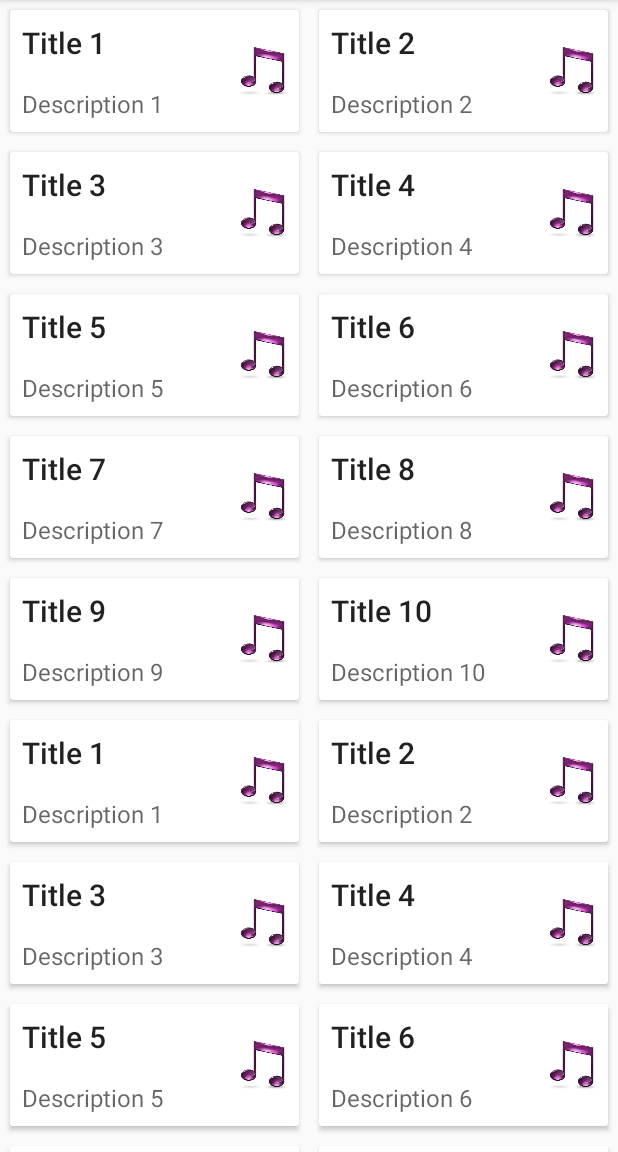
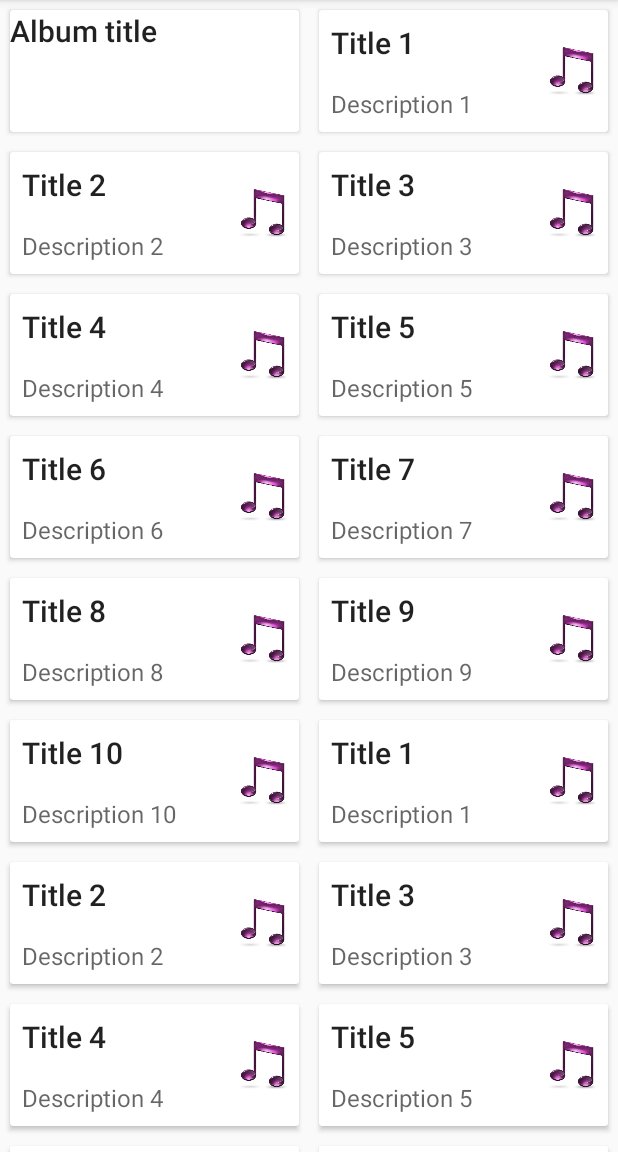
Before and after one commit to MaksimKirko/training_2017_android, an Android app: the screen it shows after launch (MusicListActivity), on a phone screen of 412 x 824 dp, the part 84-1236 px from its top. Run offline under Robolectric (Android 15) with nearby library versions, the phone set to English and light mode, and no system bars.

Commit message:
added header

```diff
--- a/app/src/main/java/com/github/maximkirko/training_2017_android/activity/MusicListActivity.java
+++ b/app/src/main/java/com/github/maximkirko/training_2017_android/activity/MusicListActivity.java
@@ -33,8 +33,6 @@ public class MusicListActivity extends AppCompatActivity {
     public static final int MUSIC_RESOURCE_ID = R.raw.music;
     public static final int CARDS_SPACE_PIXEL = 10;
 
-    //    private View.OnClickListener onClickListener;
-    //    itemView.setOnClickListener(onClickListener);
     public View.OnClickListener onMusicRecyclerViewClickListener = new View.OnClickListener() {
         @Override
         public void onClick(View view) {
@@ -50,7 +48,7 @@ public class MusicListActivity extends AppCompatActivity {
     }
 
     private Song getSongByClick(View view) {
-        int itemPosition = musicRecyclerView.getChildLayoutPosition(view);
+        int itemPosition = musicRecyclerView.getChildLayoutPosition(view) - 1;
         return music.get(itemPosition);
     }
 
--- a/app/src/main/java/com/github/maximkirko/training_2017_android/adapter/MusicRecyclerViewAdapter.java
+++ b/app/src/main/java/com/github/maximkirko/training_2017_android/adapter/MusicRecyclerViewAdapter.java
@@ -1,6 +1,7 @@
 package com.github.maximkirko.training_2017_android.adapter;
 
 import android.support.v7.widget.RecyclerView;
+import android.util.Log;
 import android.view.LayoutInflater;
 import android.view.View;
 import android.view.ViewGroup;
@@ -8,6 +9,7 @@ import android.widget.ImageView;
 import android.widget.TextView;
 
 import com.github.maximkirko.training_2017_android.R;
+import com.github.maximkirko.training_2017_android.adapter.viewholder.HeaderViewHolder;
 import com.github.maximkirko.training_2017_android.adapter.viewholder.SongViewHolder;
 import com.github.maximkirko.training_2017_android.model.Song;
 
@@ -17,11 +19,16 @@ import java.util.List;
  * Created by MadMax on 25.12.2016.
  */
 
-public class MusicRecyclerViewAdapter extends RecyclerView.Adapter<SongViewHolder> {
+public class MusicRecyclerViewAdapter extends RecyclerView.Adapter<RecyclerView.ViewHolder> {
 
     private List<Song> music;
     private View.OnClickListener onClickListener;
     private View itemView;
+
+    private static final int TYPE_HEADER = 0;
+    private static final int TYPE_ITEM = 1;
+
+    private static final int HEADER_POSITION = 0;
 
     public MusicRecyclerViewAdapter(List<Song> music, View.OnClickListener onClickListener) {
         this.music = music;
@@ -29,16 +36,46 @@ public class MusicRecyclerViewAdapter extends RecyclerView.Adapter<SongViewHolde
     }
 
     @Override
-    public SongViewHolder onCreateViewHolder(ViewGroup viewGroup, int viewType) {
+    public RecyclerView.ViewHolder onCreateViewHolder(ViewGroup viewGroup, int viewType) {
+
+        if (viewType == TYPE_HEADER) {
+            itemView = LayoutInflater.from(viewGroup.getContext())
+                    .inflate(R.layout.music_recycler_view_header, viewGroup, false);
+            return HeaderViewHolder.newBuilder(itemView).build();
+        }
+        if (viewType == TYPE_ITEM) {
             itemView = LayoutInflater.from(viewGroup.getContext())
                     .inflate(R.layout.music_recycler_view_item, viewGroup, false);
             itemView.setOnClickListener(onClickListener);
             return SongViewHolder.newBuilder(itemView).build();
         }
 
+        return null;
+    }
+
     @Override
-    public void onBindViewHolder(SongViewHolder songViewHolder, int position) {
-        Song song = music.get(position);
+    public int getItemViewType(int position) {
+        if (position == HEADER_POSITION) {
+            return TYPE_HEADER;
+        }
+        return TYPE_ITEM;
+    }
+
+    @Override
+    public void onBindViewHolder(RecyclerView.ViewHolder viewHolder, int position) {
+
+
+        if (position == HEADER_POSITION) {
+
+            TextView title = (TextView) itemView.findViewById(R.id.header_title);
+
+            viewHolder = HeaderViewHolder.newBuilder(itemView)
+                    .setTitle(title)
+                    .build();
+
+        } else {
+            Song song = music.get(position - 1);
+//            Log.i("song in pos", position - 1 + " = " + song.toString());
 
             TextView title = (TextView) itemView.findViewById(R.id.item_title);
             TextView description = (TextView) itemView.findViewById(R.id.item_desription);
@@ -48,11 +85,12 @@ public class MusicRecyclerViewAdapter extends RecyclerView.Adapter<SongViewHolde
             description.setText(song.getDescription());
             imageView.setImageResource(song.getImageId());
 
-        songViewHolder = SongViewHolder.newBuilder(itemView)
+            viewHolder = SongViewHolder.newBuilder(itemView)
                     .setTitle(title)
                     .setDescription(description)
                     .setImageView(imageView)
                     .build();
+        }
     }
 
     @Override
@@ -62,6 +100,6 @@ public class MusicRecyclerViewAdapter extends RecyclerView.Adapter<SongViewHolde
 
     @Override
     public int getItemCount() {
-        return music.size();
+        return music.size() + 1;
     }
 }
--- /dev/null
+++ b/app/src/main/java/com/github/maximkirko/training_2017_android/adapter/viewholder/HeaderViewHolder.java
@@ -0,0 +1,44 @@
+package com.github.maximkirko.training_2017_android.adapter.viewholder;
+
+import android.support.v7.widget.RecyclerView;
+import android.view.View;
+import android.widget.TextView;
+
+/**
+ * Created by MadMax on 28.12.2016.
+ */
+
+public class HeaderViewHolder extends RecyclerView.ViewHolder {
+
+    private TextView title;
+
+    public TextView getTitle() {
+        return title;
+    }
+
+    private HeaderViewHolder(View itemView) {
+        super(itemView);
+    }
+
+    public static Builder newBuilder(View itemView) {
+        return new HeaderViewHolder(itemView).new Builder();
+    }
+
+    public class Builder {
+
+        private Builder() {
+
+        }
+
+        public HeaderViewHolder.Builder setTitle(TextView title) {
+            HeaderViewHolder.this.title = title;
+            return this;
+        }
+
+        public HeaderViewHolder build() {
+            HeaderViewHolder headerViewHolder = new HeaderViewHolder(itemView);
+            headerViewHolder.title = HeaderViewHolder.this.title;
+            return headerViewHolder;
+        }
+    }
+}
--- a/app/src/main/java/com/github/maximkirko/training_2017_android/adapter/viewholder/SongViewHolder.java
+++ b/app/src/main/java/com/github/maximkirko/training_2017_android/adapter/viewholder/SongViewHolder.java
@@ -4,8 +4,6 @@ import android.support.v7.widget.RecyclerView;
 import android.view.View;
 import android.widget.ImageView;
 import android.widget.TextView;
-
-import com.github.maximkirko.training_2017_android.activity.MusicListActivity;
 
 public class SongViewHolder extends RecyclerView.ViewHolder {
 
--- /dev/null
+++ b/app/src/main/res/layout/music_recycler_view_header.xml
@@ -0,0 +1,22 @@
+<?xml version="1.0" encoding="utf-8"?>
+<android.support.v7.widget.CardView xmlns:android="http://schemas.android.com/apk/res/android"
+    android:id="@+id/card_song"
+    style="@style/CardView.Light"
+    android:layout_width="match_parent"
+    android:layout_height="wrap_content">
+
+    <LinearLayout xmlns:android="http://schemas.android.com/apk/res/android"
+        android:layout_width="match_parent"
+        android:layout_height="wrap_content"
+        android:orientation="vertical">
+
+        <TextView
+            style="@style/TextAppearance.AppCompat.Title"
+            android:id="@+id/header_title"
+            android:layout_width="match_parent"
+            android:layout_height="wrap_content"
+            android:maxLines="2"
+            android:maxWidth="@dimen/music_recycler_view_header_title_line_width"
+            android:text="@string/header_example" />
+    </LinearLayout>
+</android.support.v7.widget.CardView>
--- a/app/src/main/res/values/dimens.xml
+++ b/app/src/main/res/values/dimens.xml
@@ -13,4 +13,6 @@
     <dimen name="song_activity_image_width">64dp</dimen>
     <dimen name="song_activity_image_height">64dp</dimen>
 
+    <dimen name="music_recycler_view_header_title_line_width">30dp</dimen>
+
 </resources>
--- a/app/src/main/res/values/strings.xml
+++ b/app/src/main/res/values/strings.xml
@@ -1,3 +1,5 @@
 <resources>
     <string name="app_name">training_2017_android</string>
+
+    <string name="header_example">Album title</string>
 </resources>
```
Lines whose indentation alone changed are shown as unchanged.
